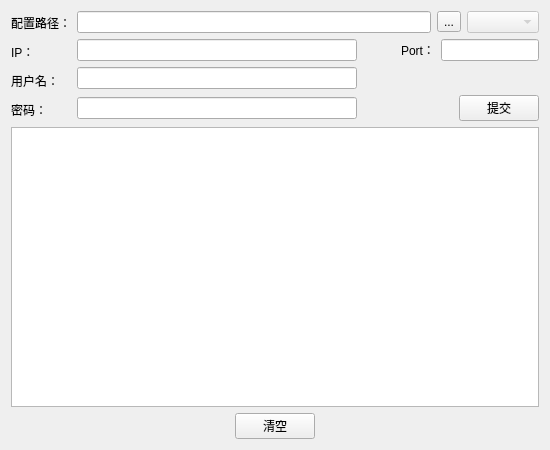
This is ui/main.ui in taknife/CommandInjector as Qt 5 draws it before an edit. The edited form follows.
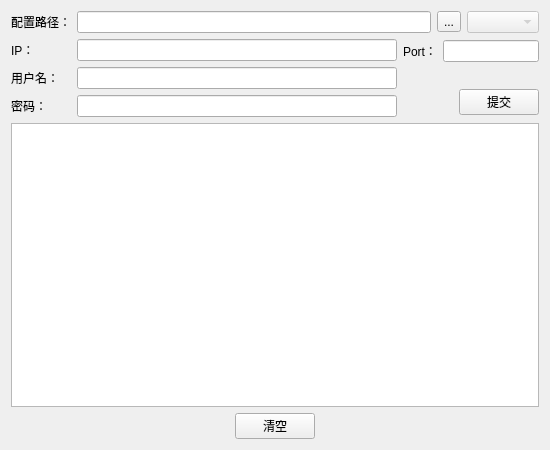
This is the edited form.

Commit message: 优化UI逻辑

What changed in the file:
```diff
--- a/ui/main.ui
+++ b/ui/main.ui
@@ -78,36 +78,68 @@
         </layout>
        </item>
        <item>
-        <layout class="QHBoxLayout" name="horizontalLayout_2">
+        <layout class="QVBoxLayout" name="verticalLayout_5">
+         <item>
+          <layout class="QHBoxLayout" name="horizontalLayout_3">
+           <item>
+            <layout class="QVBoxLayout" name="verticalLayout_6">
          <item>
           <widget class="QLineEdit" name="ip">
            <property name="minimumSize">
             <size>
-             <width>280</width>
+                 <width>320</width>
              <height>0</height>
             </size>
            </property>
            <property name="maximumSize">
             <size>
-             <width>280</width>
+                 <width>320</width>
              <height>16777215</height>
             </size>
            </property>
           </widget>
          </item>
          <item>
-          <spacer name="horizontalSpacer_4">
-           <property name="orientation">
-            <enum>Qt::Orientation::Horizontal</enum>
-           </property>
-           <property name="sizeHint" stdset="0">
+              <widget class="QLineEdit" name="username">
+               <property name="minimumSize">
+                <size>
+                 <width>320</width>
+                 <height>0</height>
+                </size>
+               </property>
+               <property name="maximumSize">
             <size>
-             <width>40</width>
-             <height>20</height>
-            </size>
-           </property>
-          </spacer>
-         </item>
+                 <width>320</width>
+                 <height>16777215</height>
+                </size>
+               </property>
+              </widget>
+             </item>
+             <item>
+              <widget class="QLineEdit" name="password">
+               <property name="minimumSize">
+                <size>
+                 <width>320</width>
+                 <height>0</height>
+                </size>
+               </property>
+               <property name="maximumSize">
+                <size>
+                 <width>320</width>
+                 <height>16777215</height>
+                </size>
+               </property>
+               <property name="echoMode">
+                <enum>QLineEdit::EchoMode::Password</enum>
+               </property>
+              </widget>
+             </item>
+            </layout>
+           </item>
+           <item>
+            <layout class="QVBoxLayout" name="verticalLayout_7">
+             <item>
+              <layout class="QHBoxLayout" name="horizontalLayout_2">
          <item>
           <widget class="QLabel" name="label_3">
            <property name="text">
@@ -128,24 +160,6 @@
         </layout>
        </item>
        <item>
-        <layout class="QHBoxLayout" name="horizontalLayout_3">
-         <item>
-          <widget class="QLineEdit" name="username">
-           <property name="minimumSize">
-            <size>
-             <width>280</width>
-             <height>0</height>
-            </size>
-           </property>
-           <property name="maximumSize">
-            <size>
-             <width>280</width>
-             <height>16777215</height>
-            </size>
-           </property>
-          </widget>
-         </item>
-         <item>
           <spacer name="horizontalSpacer_6">
            <property name="orientation">
             <enum>Qt::Orientation::Horizontal</enum>
@@ -158,29 +172,8 @@
            </property>
           </spacer>
          </item>
-        </layout>
-       </item>
        <item>
         <layout class="QHBoxLayout" name="horizontalLayout_4">
-         <item>
-          <widget class="QLineEdit" name="password">
-           <property name="minimumSize">
-            <size>
-             <width>280</width>
-             <height>0</height>
-            </size>
-           </property>
-           <property name="maximumSize">
-            <size>
-             <width>280</width>
-             <height>16777215</height>
-            </size>
-           </property>
-           <property name="echoMode">
-            <enum>QLineEdit::EchoMode::Password</enum>
-           </property>
-          </widget>
-         </item>
          <item>
           <spacer name="horizontalSpacer">
            <property name="orientation">
@@ -200,6 +193,12 @@
             <string>提交</string>
            </property>
           </widget>
+               </item>
+              </layout>
+             </item>
+            </layout>
+           </item>
+          </layout>
          </item>
         </layout>
        </item>
```
Lines whose indentation alone changed are shown as unchanged.
